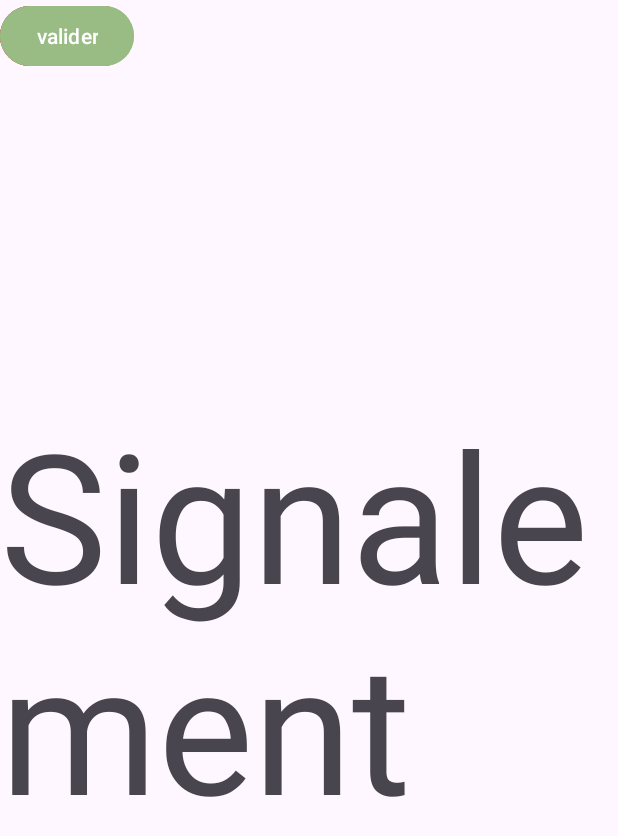
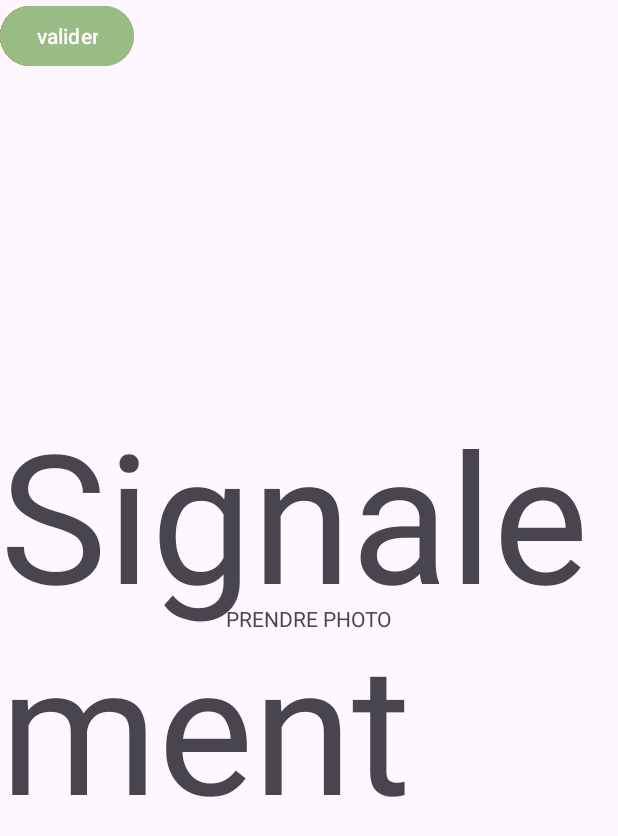
Before and after one commit to deliasTheo/IHM_dechet, an Android app: the ReportingActivity screen opened directly, with no data from a screen before it, on a phone screen of 412 x 824 dp. Shown: the top 836 px of the screen. Run offline under Robolectric (Android 15) with nearby library versions, the phone set to English and light mode, and no system bars.

Commit message:
ajout du fragment pour prendre une photo

```diff
--- /dev/null
+++ b/app/src/main/java/edu/polytech/ihmtd2dechet/PictureFragment.java
@@ -0,0 +1,45 @@
+package edu.polytech.ihmtd2dechet;
+
+import android.content.Intent;
+import android.content.pm.PackageManager;
+import android.os.Bundle;
+import android.provider.MediaStore;
+import android.view.LayoutInflater;
+import android.view.View;
+import android.view.ViewGroup;
+import android.widget.ImageView;
+import android.widget.TextView;
+
+import androidx.core.app.ActivityCompat;
+import androidx.core.content.ContextCompat;
+import androidx.fragment.app.Fragment;
+
+import org.w3c.dom.Text;
+
+public class PictureFragment extends Fragment {
+
+    public PictureFragment() {}
+
+    @Override
+    public View onCreateView(LayoutInflater inflater, ViewGroup container, Bundle savedInstanceState) {
+        View rootView = inflater.inflate(R.layout.fragment_picture, container, false);
+
+        TextView pictureButton = rootView.findViewById(R.id.pictureButton);
+        pictureButton.setOnClickListener(new View.OnClickListener() {
+            @Override
+            public void onClick(View v) {
+                if(ContextCompat.checkSelfPermission(getContext(), android.Manifest.permission.CAMERA) == PackageManager.PERMISSION_DENIED) {
+                    ActivityCompat.requestPermissions(getActivity(), new String[]{android.Manifest.permission.CAMERA}, PictureInterface.REQUEST_CAMERA);
+                } else {
+                    takePicture();
+                }
+            }
+        });
+        return rootView;
+    }
+
+    public void takePicture() {
+        Intent intent = new Intent(MediaStore.ACTION_IMAGE_CAPTURE);
+        getActivity().startActivityForResult(intent, PictureInterface.REQUEST_CAMERA);
+    }
+}
--- /dev/null
+++ b/app/src/main/java/edu/polytech/ihmtd2dechet/PictureInterface.java
@@ -0,0 +1,5 @@
+package edu.polytech.ihmtd2dechet;
+
+public interface PictureInterface {
+    int REQUEST_CAMERA = 100;
+}
--- a/app/src/main/res/layout/activity_reporting.xml
+++ b/app/src/main/res/layout/activity_reporting.xml
@@ -9,6 +9,16 @@
         android:layout_height="wrap_content"
         android:text="Signalement"
         android:textSize="180px"
+        app:layout_constraintBottom_toBottomOf="parent"
+        app:layout_constraintEnd_toEndOf="parent"
+        app:layout_constraintStart_toStartOf="parent"
+        app:layout_constraintTop_toTopOf="parent" />
+
+    <fragment
+        android:id="@+id/fragment_picture"
+        android:name="edu.polytech.ihmtd2dechet.PictureFragment"
+        android:layout_width="wrap_content"
+        android:layout_height="wrap_content"
         app:layout_constraintBottom_toBottomOf="parent"
         app:layout_constraintEnd_toEndOf="parent"
         app:layout_constraintStart_toStartOf="parent"
--- /dev/null
+++ b/app/src/main/res/layout/fragment_picture.xml
@@ -0,0 +1,13 @@
+<?xml version="1.0" encoding="utf-8"?>
+<androidx.constraintlayout.widget.ConstraintLayout xmlns:android="http://schemas.android.com/apk/res/android"
+    android:layout_width="match_parent"
+    android:layout_height="match_parent">
+
+    <TextView
+        android:text="PRENDRE PHOTO"
+        android:id="@+id/pictureButton"
+        android:layout_width="wrap_content"
+        android:layout_height="wrap_content"
+        />
+
+</androidx.constraintlayout.widget.ConstraintLayout>
```
Also changed, not shown: app/src/main/AndroidManifest.xml (+10 -0 lines).
